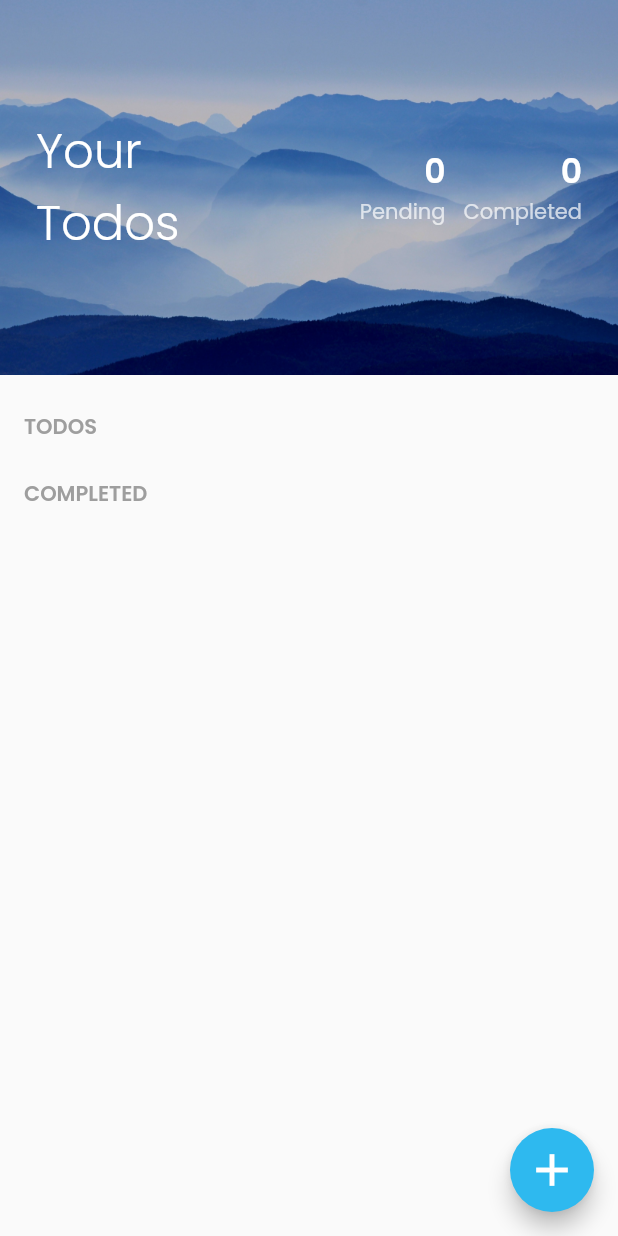
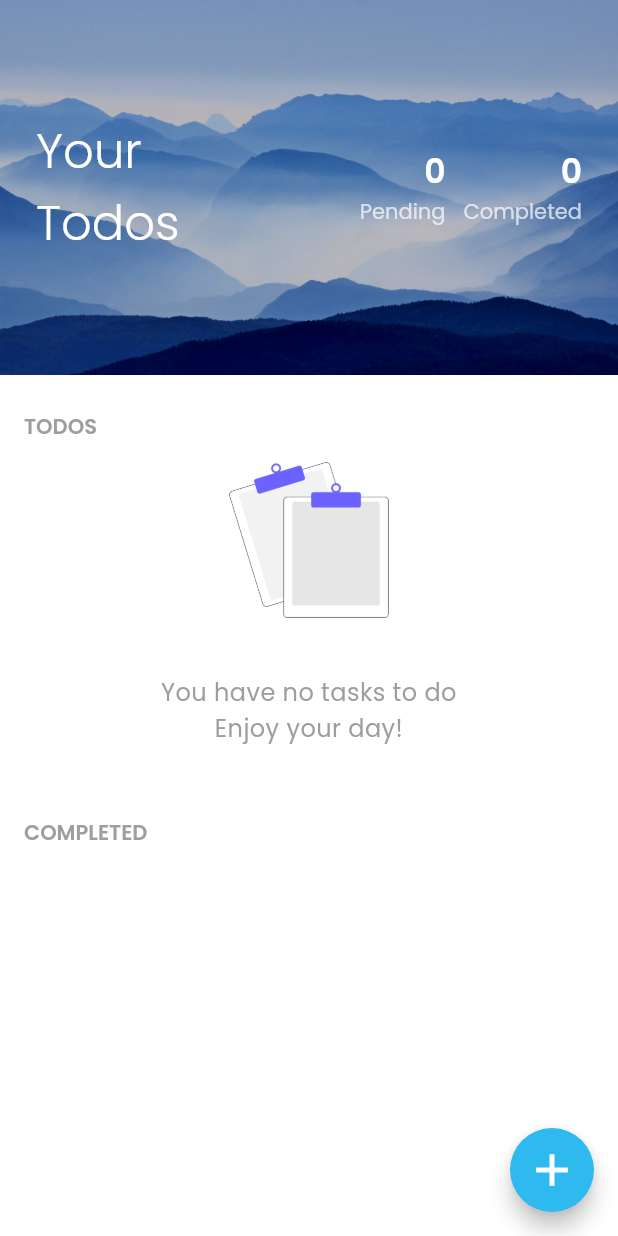
Before and after one commit to surajboniwal/elred, a Flutter app: the HomeScreen screen opened directly, on a phone screen of 412 x 824 dp. Run offline on Flutter 3.47's test engine with Material 2 defaults, Android fonts, the phone set to English and light mode, and no system bars; our stand-ins replace cloud_firestore, firebase_auth, firebase_core, get_it, google_sign_in; accounts and stored records are empty.

Commit message:
Completed project

```diff
--- a/lib/features/todo/providers/todo_provider.dart
+++ b/lib/features/todo/providers/todo_provider.dart
@@ -7,6 +7,7 @@ class TodoProvider extends ChangeNotifier {
   final List<Todo> todos = [];
 
   final BaseTodoRepository _todoRepository;
+  bool loading = true;
 
   TodoProvider(this._todoRepository) {
     getTodos();
@@ -36,6 +37,7 @@ class TodoProvider extends ChangeNotifier {
   Future<void> getTodos() async {
     final t = await _todoRepository.getTodos();
     todos.addAll(t);
+    loading = false;
     notifyListeners();
   }
 }
--- a/lib/features/todo/screens/home_screen.dart
+++ b/lib/features/todo/screens/home_screen.dart
@@ -1,6 +1,7 @@
 import 'package:elred/features/todo/providers/todo_provider.dart';
 import 'package:elred/shared/extensions/list_todo.dart';
 import 'package:elred/shared/theme/app_colors.dart';
+import 'package:flutter/cupertino.dart';
 import 'package:flutter/material.dart';
 import 'package:provider/provider.dart';
 
@@ -44,6 +45,35 @@ class HomeScreen extends StatelessWidget {
             Consumer<TodoProvider>(
               builder: (context, todoProvider, child) {
                 final todos = todoProvider.todos.pending.sorted;
+                if (todoProvider.loading) {
+                  return const Center(
+                    child: CupertinoActivityIndicator(),
+                  );
+                }
+                if (todos.isEmpty) {
+                  return Column(
+                    mainAxisSize: MainAxisSize.min,
+                    children: [
+                      Image.asset(
+                        "assets/images/no_data.png",
+                        height: 130,
+                      ),
+                      Container(
+                        margin: const EdgeInsets.symmetric(vertical: 24.0),
+                        alignment: Alignment.center,
+                        child: const Text(
+                          "You have no tasks to do\nEnjoy your day!",
+                          textAlign: TextAlign.center,
+                          style: TextStyle(
+                            color: Colors.grey,
+                            fontSize: 16.0,
+                            letterSpacing: 0.3,
+                          ),
+                        ),
+                      ),
+                    ],
+                  );
+                }
                 return ListView.separated(
                   padding: EdgeInsets.zero,
                   shrinkWrap: true,
--- a/lib/features/todo/widgets/todo_tile.dart
+++ b/lib/features/todo/widgets/todo_tile.dart
@@ -1,4 +1,5 @@
 import 'package:elred/features/todo/providers/todo_provider.dart';
+import 'package:elred/shared/extensions/date_time.dart';
 import 'package:elred/shared/theme/app_colors.dart';
 import 'package:flutter/material.dart';
 import 'package:provider/provider.dart';
@@ -22,6 +23,10 @@ class TodoTile extends StatelessWidget {
           "todo": todo,
         });
       },
+      trailing: Text(
+        todo.date.formatted,
+        style: const TextStyle(color: Colors.grey, fontSize: 12.0),
+      ),
       leading: TodoTileCheckbox(
         todo: todo,
       ),
--- a/lib/shared/theme/app_theme.dart
+++ b/lib/shared/theme/app_theme.dart
@@ -4,6 +4,7 @@ class AppTheme {
   static ThemeData get theme {
     return ThemeData(
       fontFamily: "Poppins",
+      scaffoldBackgroundColor: Colors.white,
     );
   }
 }
```
Also changed, not shown: assets/images/no_data.png (added).
